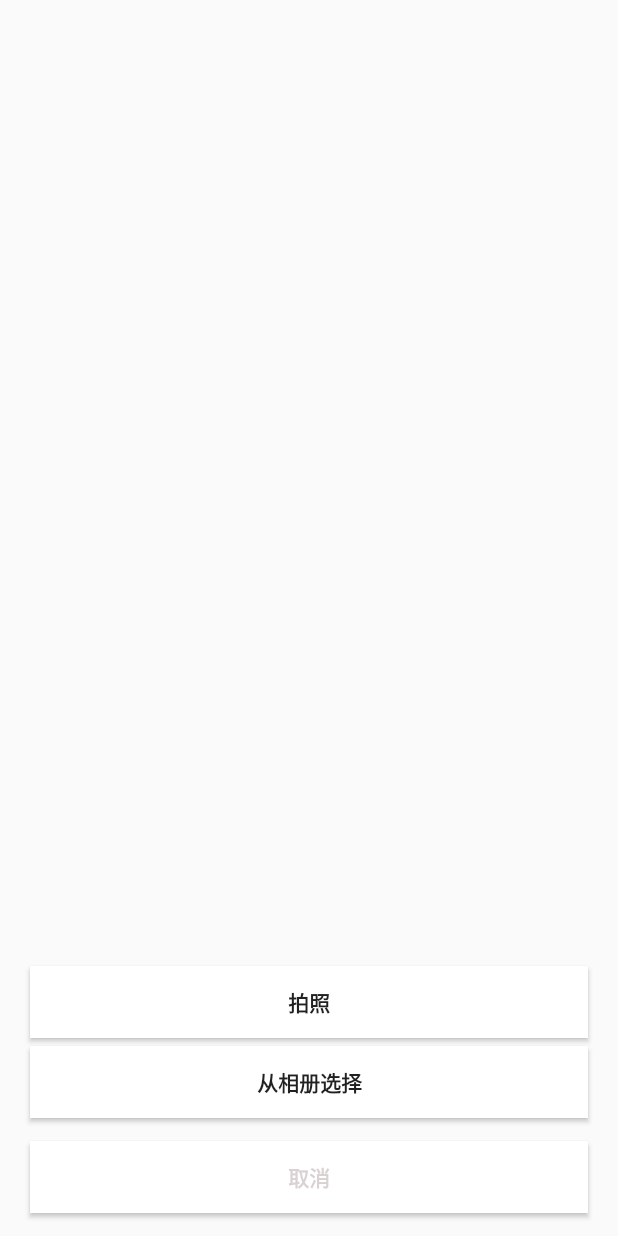
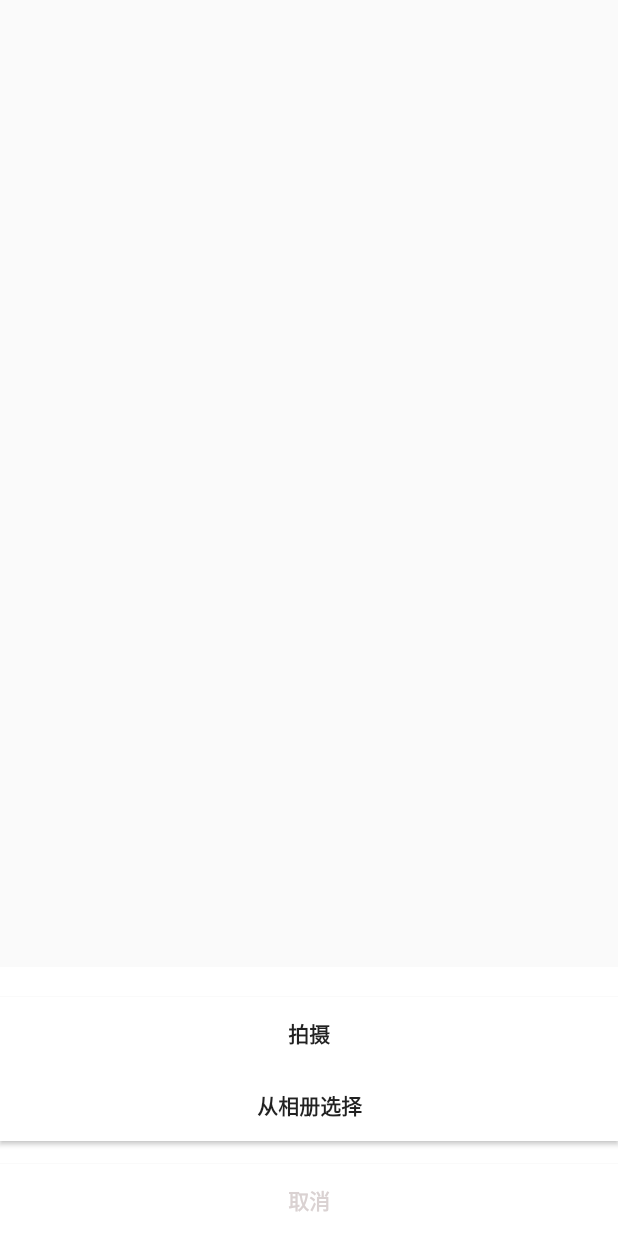
Before and after one commit to wzhaha/FinalProject, an Android app: the layout share_type_select.xml on its own in the app's theme, with its tools: preview values and no code run, on a phone screen of 412 x 824 dp. Run offline under Robolectric (Android 15) with nearby library versions, the phone set to English and light mode, and no system bars.

Commit message:
增加了选择拍照/选择照片/视频底部选择栏

```diff
--- a/app/src/main/res/layout/share_type_select.xml
+++ b/app/src/main/res/layout/share_type_select.xml
@@ -1,7 +1,7 @@
 <?xml version="1.0" encoding="utf-8"?>
 <RelativeLayout
     xmlns:android="http://schemas.android.com/apk/res/android"
-    android:layout_width="fill_parent"
+    android:layout_width="match_parent"
     android:layout_height="wrap_content"
     android:gravity="center_horizontal"
     android:orientation="vertical"
@@ -9,46 +9,45 @@
 
     <LinearLayout
         android:id="@+id/pop_layout"
-        android:layout_width="fill_parent"
+        android:layout_width="match_parent"
         android:layout_height="wrap_content"
+        android:layout_alignParentBottom="true"
+        android:background="@color/white"
         android:gravity="center_horizontal"
-        android:orientation="vertical"
-        android:layout_alignParentBottom="true"
-        >
+        android:orientation="vertical">
 
 
         <Button
             android:id="@+id/btn_take_photo"
-            android:layout_width="fill_parent"
+            android:layout_width="match_parent"
             android:layout_height="wrap_content"
-            android:layout_marginLeft="20dip"
+
             android:layout_marginTop="20dip"
-            android:layout_marginRight="20dip"
+
             android:background="@color/white"
-            android:text="拍照"
+            android:text="@string/take_photo"
             android:textStyle="bold" />
 
         <Button
             android:id="@+id/btn_pick_photo"
-            android:layout_width="fill_parent"
+            android:layout_width="match_parent"
             android:layout_height="wrap_content"
-            android:layout_marginLeft="20dip"
-            android:layout_marginTop="5dip"
-            android:layout_marginRight="20dip"
+
+            android:layout_marginTop="0dp"
+
             android:background="@color/white"
-            android:text="从相册选择"
+            android:text="@string/pick_photo"
             android:textStyle="bold" />
 
         <Button
             android:id="@+id/btn_cancel"
-            android:layout_width="fill_parent"
+            android:layout_width="match_parent"
             android:layout_height="wrap_content"
-            android:layout_marginLeft="20dip"
+
             android:layout_marginTop="15dip"
-            android:layout_marginRight="20dip"
-            android:layout_marginBottom="15dip"
+
             android:background="@color/white"
-            android:text="取消"
+            android:text="@string/cancle"
             android:textColor="@color/grey"
 
             android:textStyle="bold" />
--- a/app/src/main/res/values/strings.xml
+++ b/app/src/main/res/values/strings.xml
@@ -3,4 +3,7 @@
     <string name="title_home">FoodShare</string>
     <string name="title_dashboard">Publish</string>
     <string name="title_notifications">profile</string>
+    <string name="take_photo">拍摄</string>
+    <string name="pick_photo">从相册选择</string>
+    <string name="cancle">取消</string>
 </resources>
```
